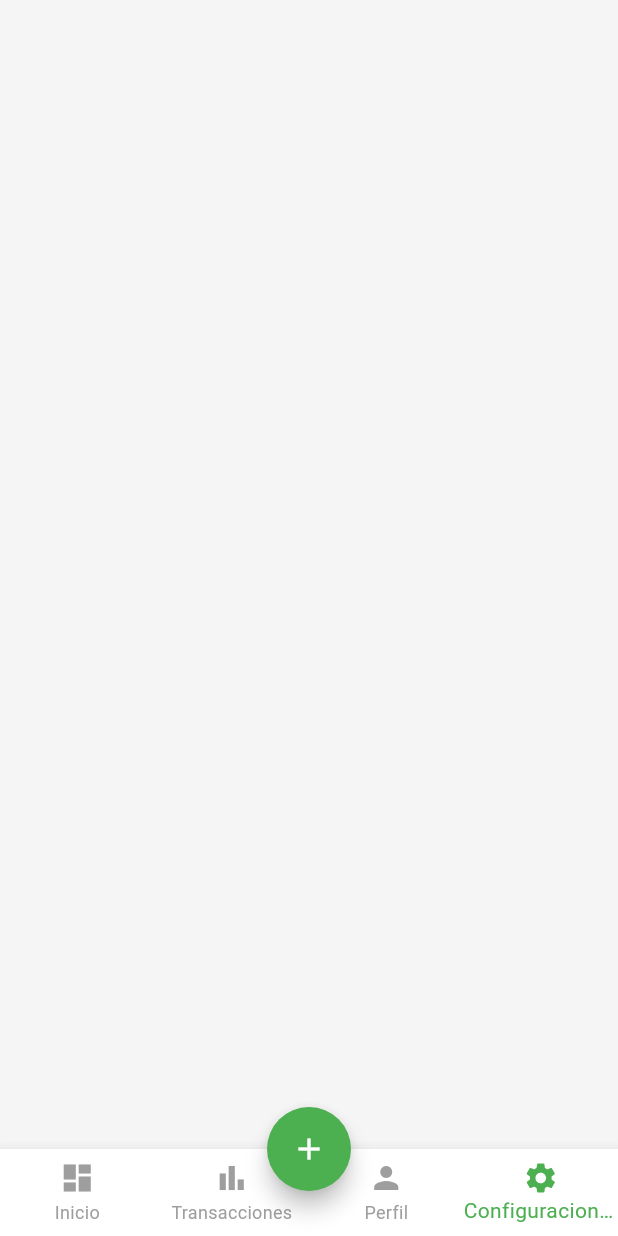
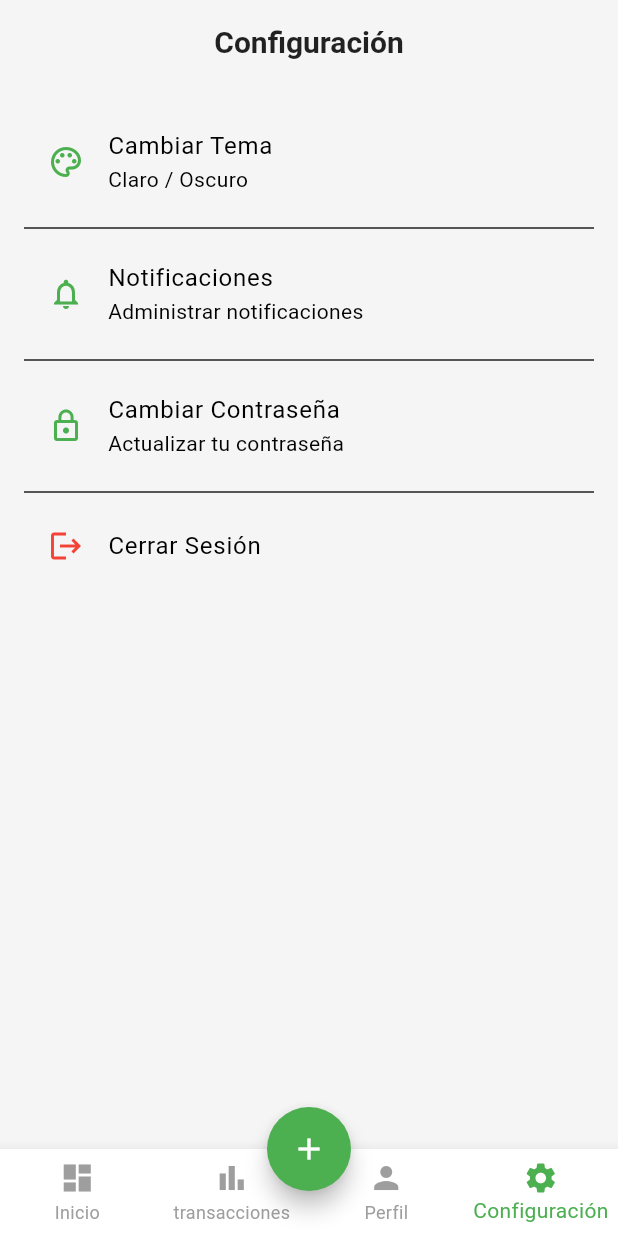
Before and after one commit to sim3075/MoneyMingle, a Flutter app: the RootScreen screen opened by its route, item 4 of the bottom bar chosen, on a phone screen of 412 x 824 dp. Run offline on Flutter 3.47's test engine with Material 3 defaults, Android fonts, the phone set to English and light mode, and no system bars; our stand-ins replace firebase_core, fl_chart, font_awesome_flutter, image_picker, shared_preferences; accounts and stored records are empty.

Commit message:
feat: Implement transaction management with TransactionService; add settings screen and transactions view

```diff
--- a/money_mingle/lib/ui/pages/home/home_controller.dart
+++ b/money_mingle/lib/domain/services/transaction_service.dart
@@ -1,21 +1,10 @@
-import 'package:flutter/material.dart';
 import 'package:money_mingle/models/transaction.dart';
-import 'package:money_mingle/ui/pages/transaction/transaction_form.dart';
 import 'package:shared_preferences/shared_preferences.dart';
 
-class HomeController extends ChangeNotifier {
+class TransactionService {
   List<Transaction> _transactions = [];
+
   List<Transaction> get transactions => _transactions;
-
-  Future<void> openForm(BuildContext context, TransactionType type) async {
-    final tx = await Navigator.push<Transaction?>(
-      context,
-      MaterialPageRoute(builder: (_) => TransactionForm(type: type)),
-    );
-    if (tx != null) {
-      await addTransaction(tx);
-    }
-  }
 
   double get totalIncome => _transactions
       .where((t) => t.type == TransactionType.income)
@@ -25,14 +14,15 @@ class HomeController extends ChangeNotifier {
       .where((t) => t.type == TransactionType.expense)
       .fold(0, (sum, t) => sum + t.amount);
 
-
+  List<Transaction> getAllTransactions() {
+    return _transactions;
+  }
 
   Future<void> loadTransactions() async {
     final prefs = await SharedPreferences.getInstance();
     final raw = prefs.getString('transactions');
     if (raw != null) {
       _transactions = Transaction.listFromJson(raw);
-      notifyListeners();
     }
   }
 
@@ -47,12 +37,25 @@ class HomeController extends ChangeNotifier {
   Future<void> addTransaction(Transaction tx) async {
     _transactions.add(tx);
     await saveTransactions();
-    notifyListeners();
   }
 
   Future<void> deleteTransaction(Transaction tx) async {
     _transactions.remove(tx);
     await saveTransactions();
-    notifyListeners();
+  }
+
+  /// Obtiene los gastos agrupados por día del mes
+  List<double> getExpensesByDay() {
+    // Inicializa una lista de 30 días con valores en 0
+    final List<double> expensesByDay = List.generate(30, (_) => 0.0);
+
+    for (final transaction in _transactions) {
+      if (transaction.type == TransactionType.expense) {
+        final day = transaction.date.day; // Obtiene el día del mes
+        expensesByDay[day - 1] += transaction.amount; // Suma el gasto al día correspondiente
+      }
+    }
+
+    return expensesByDay;
   }
 }
--- a/money_mingle/lib/main.dart
+++ b/money_mingle/lib/main.dart
@@ -1,7 +1,7 @@
 import 'package:flutter/material.dart';
 import 'package:money_mingle/app_theme.dart';
 import 'package:money_mingle/routes/app_routes.dart';
-//import 'package:money_mingle/ui/widgets/shared/navigation_bar.dart';
+
 
 void main() {
   runApp(const MoneyMingleApp());
--- a/money_mingle/lib/routes/app_routes.dart
+++ b/money_mingle/lib/routes/app_routes.dart
@@ -1,4 +1,5 @@
 import 'package:flutter/material.dart';
+import 'package:money_mingle/domain/services/transaction_service.dart';
 import 'package:money_mingle/ui/pages/root_screen.dart';
 import 'package:money_mingle/ui/pages/auth/forgot_password_screen.dart';
 import 'package:money_mingle/ui/pages/auth/register_screen.dart';
@@ -19,7 +20,7 @@ class AppRoutes {
       login: (context) => LoginScreen(),
       register: (context) => RegisterScreen(),
       forgotPassword: (context) => ForgotPasswordScreen(),
-      home: (context) => HomeScreen(),
+      home: (context) => HomeScreen(transactionService: TransactionService()),
       profile: (context) => ProfileScreen(),
       rootScreen: (context) => RootScreen()
     };
--- a/money_mingle/lib/ui/pages/root_screen.dart
+++ b/money_mingle/lib/ui/pages/root_screen.dart
@@ -1,10 +1,12 @@
 import 'package:flutter/material.dart';
 import 'package:money_mingle/app_theme.dart';
+import 'package:money_mingle/models/transaction.dart';
+import 'package:money_mingle/domain/services/transaction_service.dart';
 import 'package:money_mingle/ui/pages/home/home_screen.dart';
 import 'package:money_mingle/ui/pages/profile/profile_screen.dart';
-import 'package:money_mingle/ui/pages/stats/stats_screen.dart';
+import 'package:money_mingle/ui/pages/settings/settings_screen.dart';
 import 'package:money_mingle/ui/pages/transaction/transaction_form.dart';
-import 'package:money_mingle/ui/pages/transaction/transaction_screen.dart';
+import 'package:money_mingle/ui/pages/transaction/transactions_view_screen.dart';
 
 class RootScreen extends StatefulWidget {
   const RootScreen({super.key});
@@ -14,26 +16,34 @@ class RootScreen extends StatefulWidget {
 }
 
 class _RootScreenState extends State<RootScreen> {
-  void _openForm(BuildContext context, TransactionType type) {
-    Navigator.push(
+  final TransactionService transactionService = TransactionService();
+
+  @override
+  void initState() {
+    super.initState();
+    transactionService.loadTransactions();
+  }
+
+  void _openForm(BuildContext context, TransactionType type) async {
+    final tx = await Navigator.push<Transaction?>(
       context,
       MaterialPageRoute(builder: (_) => TransactionForm(type: type)),
     );
+    if (tx != null) {
+      await transactionService.addTransaction(tx);
+      setState(() {});
+    }
   }
 
   void _showAddMenu(BuildContext context) {
     showModalBottomSheet(
       context: context,
-      builder:
-          (_) => SafeArea(
+      builder: (_) => SafeArea(
         child: Column(
           mainAxisSize: MainAxisSize.min,
           children: [
             ListTile(
-                  leading: const Icon(
-                    Icons.remove_circle,
-                    color: AppTheme.expenseColor,
-                  ),
+              leading: const Icon(Icons.remove_circle, color: AppTheme.expenseColor),
               title: const Text('Agregar Gasto'),
               onTap: () {
                 Navigator.pop(context);
@@ -41,10 +51,7 @@ class _RootScreenState extends State<RootScreen> {
               },
             ),
             ListTile(
-                  leading: const Icon(
-                    Icons.add_circle,
-                    color: AppTheme.incomeColor,
-                  ),
+              leading: const Icon(Icons.add_circle, color: AppTheme.incomeColor),
               title: const Text('Agregar Ingreso'),
               onTap: () {
                 Navigator.pop(context);
@@ -59,17 +66,17 @@ class _RootScreenState extends State<RootScreen> {
 
   int _currentIndex = 0;
 
-  final List<Widget> _screens = [
-    HomeScreen(),
-    TransactionScreen(),
-    ProfileScreen(),
-    StatsScreen(),
+  @override
+  Widget build(BuildContext context) {
+    final screens = [
+      HomeScreen(transactionService: transactionService),
+      TransactionsViewScreen(transactions: transactionService.getAllTransactions()),
+      const ProfileScreen(),
+      const SettingsScreen(),
     ];
 
-  @override
-  Widget build(BuildContext context) {
     return Scaffold(
-      body: _screens[_currentIndex],
+      body: screens[_currentIndex],
       bottomNavigationBar: BottomNavigationBar(
         currentIndex: _currentIndex,
         selectedItemColor: Theme.of(context).colorScheme.primary,
@@ -82,9 +89,9 @@ class _RootScreenState extends State<RootScreen> {
         type: BottomNavigationBarType.fixed,
         items: const [
           BottomNavigationBarItem(icon: Icon(Icons.dashboard), label: 'Inicio'),
-          BottomNavigationBarItem(icon: Icon(Icons.bar_chart), label: 'Transacciones'),
+          BottomNavigationBarItem(icon: Icon(Icons.bar_chart), label: 'transacciones'),
           BottomNavigationBarItem(icon: Icon(Icons.person), label: 'Perfil'),
-          BottomNavigationBarItem(icon: Icon(Icons.settings), label: 'Configuraciones'),
+          BottomNavigationBarItem(icon: Icon(Icons.settings), label: 'Configuración'),
         ],
       ),
       floatingActionButtonLocation: FloatingActionButtonLocation.centerDocked,
--- /dev/null
+++ b/money_mingle/lib/ui/pages/settings/settings_screen.dart
@@ -0,0 +1,93 @@
+import 'package:flutter/material.dart';
+import 'package:money_mingle/app_theme.dart';
+
+class SettingsScreen extends StatelessWidget {
+  const SettingsScreen({super.key});
+
+  @override
+  Widget build(BuildContext context) {
+
+    return Scaffold(
+      appBar: AppBar(
+        title: const Text('Configuración'),
+        automaticallyImplyLeading: false,
+      ),
+      body: ListView(
+        padding: const EdgeInsets.all(16),
+        children: [
+          ListTile(
+            leading: Icon(Icons.palette_outlined, color: AppTheme.primaryColor),
+            title: const Text('Cambiar Tema'),
+            subtitle: const Text('Claro / Oscuro'),
+            onTap: () {
+              showDialog(
+                context: context,
+                builder: (_) => AlertDialog(
+                  title: const Text('Cambiar Tema'),
+                  content: const Text('¿Deseas cambiar al tema oscuro?'),
+                  actions: [
+                    TextButton(
+                      onPressed: () => Navigator.pop(context),
+                      child: const Text('Cancelar'),
+                    ),
+                    TextButton(
+                      onPressed: () {
+                        Navigator.pop(context);
+                      },
+                      child: const Text('Aceptar'),
+                    ),
+                  ],
+                ),
+              );
+            },
+          ),
+          const Divider(),
+          ListTile(
+            leading: Icon(Icons.notifications_outlined, color: AppTheme.primaryColor),
+            title: const Text('Notificaciones'),
+            subtitle: const Text('Administrar notificaciones'),
+            onTap: () {
+
+            },
+          ),
+          const Divider(),
+          ListTile(
+            leading: Icon(Icons.lock_outline, color: AppTheme.primaryColor),
+            title: const Text('Cambiar Contraseña'),
+            subtitle: const Text('Actualizar tu contraseña'),
+            onTap: () {
+              Navigator.pushNamed(context, '/change-password');
+            },
+          ),
+          const Divider(),
+          ListTile(
+            leading: const Icon(Icons.logout, color: Colors.red),
+            title: const Text('Cerrar Sesión'),
+            onTap: () {
+              showDialog(
+                context: context,
+                builder: (_) => AlertDialog(
+                  title: const Text('Cerrar Sesión'),
+                  content: const Text('¿Estás seguro de que deseas cerrar sesión?'),
+                  actions: [
+                    TextButton(
+                      onPressed: () => Navigator.pop(context),
+                      child: const Text('Cancelar'),
+                    ),
+                    TextButton(
+                      onPressed: () {
+                        Navigator.pop(context);
+                        Navigator.pushNamedAndRemoveUntil(context, '/login', (route) => false);
+                      },
+                      child: const Text('Cerrar Sesión'),
+                    ),
+                  ],
+                ),
+              );
+            },
+          ),
+        ],
+      ),
+    );
+  }
+}
--- a/money_mingle/lib/ui/pages/stats/stats_screen.dart
+++ /dev/null
@@ -1,15 +0,0 @@
-import 'package:flutter/material.dart';
-
-class StatsScreen extends StatefulWidget {
-  const StatsScreen({super.key});
-
-  @override
-  State<StatsScreen> createState() => _StatsScreenState();
-}
-
-class _StatsScreenState extends State<StatsScreen> {
-  @override
-  Widget build(BuildContext context) {
-    return Container();
-  }
-}
```
Also changed, not shown: money_mingle/lib/ui/pages/home/home_screen.dart (+22 -88 lines), money_mingle/lib/ui/pages/home/widgets/graphs/expense_line_chart.dart (+6 -6 lines), money_mingle/lib/ui/pages/profile/profile_screen.dart (+20 -19 lines), money_mingle/lib/ui/pages/transaction/transaction_screen.dart (deleted, +0 -15 lines), money_mingle/lib/ui/pages/transaction/transactions_view_screen.dart (added, +76 -0 lines), money_mingle/lib/ui/widgets/shared/app_drawer.dart (deleted, +0 -86 lines), money_mingle/lib/ui/widgets/shared/navigation_bar.dart (deleted, +0 -17 lines). Lines whose indentation alone changed are shown as unchanged.
